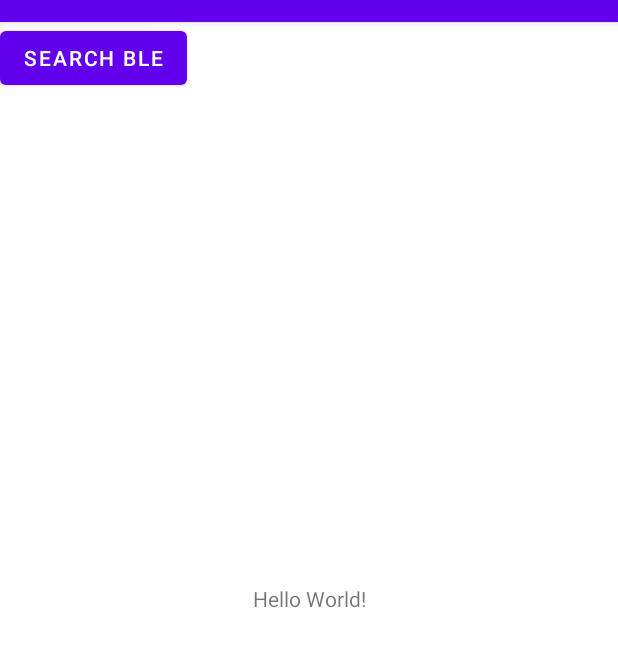
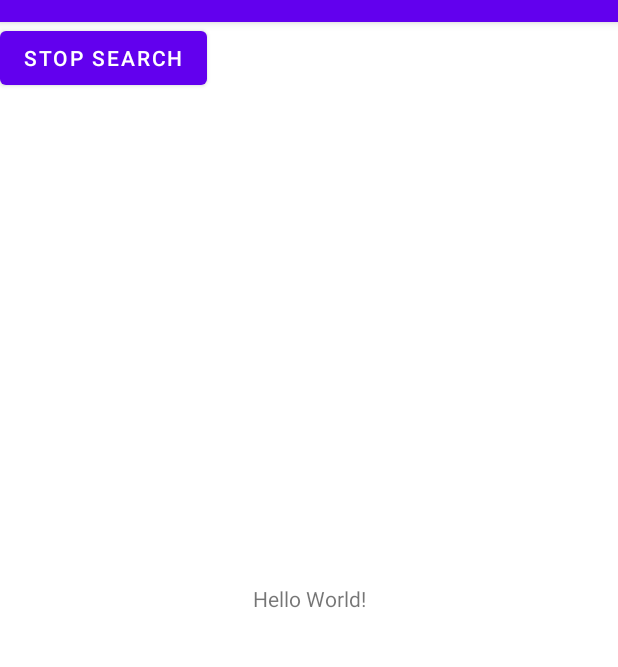
Before and after one commit to seagochen/PetoiControllerKotlin, an Android app: the screen it shows after launch (MainActivity), after a tap on "SEARCH BLE", on a phone screen of 412 x 824 dp, the part 62-729 px from its top. Run offline under Robolectric (Android 15) with nearby library versions, the phone set to English and light mode, and no system bars.

Commit message:
search ble devices done

```diff
--- a/app/src/main/java/com/petoi/kotlin/android/app/BluetoothHandler.kt
+++ b/app/src/main/java/com/petoi/kotlin/android/app/BluetoothHandler.kt
@@ -1,13 +1,11 @@
 package com.petoi.kotlin.android.app
 
-import android.bluetooth.BluetoothAdapter
-import android.bluetooth.BluetoothGatt
-import android.bluetooth.BluetoothGattCallback
-import android.bluetooth.BluetoothGattCharacteristic
+import android.bluetooth.*
 import android.bluetooth.le.ScanCallback
 import android.bluetooth.le.ScanResult
 import android.bluetooth.le.ScanSettings
 import android.content.Intent
+import android.util.Log
 import androidx.appcompat.app.AppCompatActivity
 
 
@@ -28,7 +26,7 @@ class BluetoothHandler {
     }
 
     // 外置ble设备
-    val peripherals = mutableListOf<ScanResult>()
+    val peripherals = HashMap<String, BluetoothDevice>()
 
     // 注册消息回调函数--设备查找结果
     val scanCallback = LeScanCallback()
@@ -63,14 +61,24 @@ class BluetoothHandler {
 
 
     // 设备搜索回调函数
-    class LeScanCallback: ScanCallback() {
+    inner class LeScanCallback: ScanCallback() {
         override fun onScanResult(callbackType: Int, result: ScanResult?) {
             super.onScanResult(callbackType, result)
+
+            val device = result?.device
+
+            if (device != null) {
+                // for debug
+                Log.d("LeScanCallback", "found device: ${device.name} address: ${device.address}")
+
+                // append device to the list
+                peripherals.put(device.name, device)
+            }
         }
     }
 
     // 消息回调函数
-    class LeBluetoothGattCallback: BluetoothGattCallback() {
+    inner class LeBluetoothGattCallback: BluetoothGattCallback() {
 
         override fun onConnectionStateChange(gatt: BluetoothGatt?, status: Int, newState: Int) {
             super.onConnectionStateChange(gatt, status, newState)
--- a/app/src/main/java/com/petoi/kotlin/android/app/MainActivity.kt
+++ b/app/src/main/java/com/petoi/kotlin/android/app/MainActivity.kt
@@ -46,8 +46,16 @@ class MainActivity : AppCompatActivity() {
 
         // 事件绑定
         searchBtn.setOnClickListener { view ->
-//            print("hello world!")
-            Log.d("MainActivity", "hello world")
+
+            if (searchBtn.text == "Search BLE") {
+                startBleScan()
+                searchBtn.text = "Stop Search"
+
+            } else {
+                searchBtn.text = "Search BLE"
+                handler.stopScanPeripherals()
+                Log.d("MainActivity::Found", "found devices: ${handler.peripherals.size}")
+            }
         }
     }
 
```
